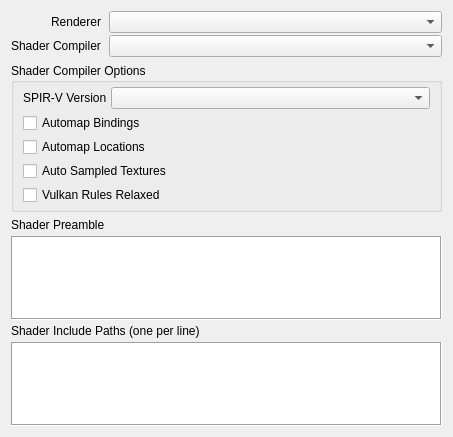
Qt form src/session/SessionProperties.ui (houmain/gpupad) before a commit.
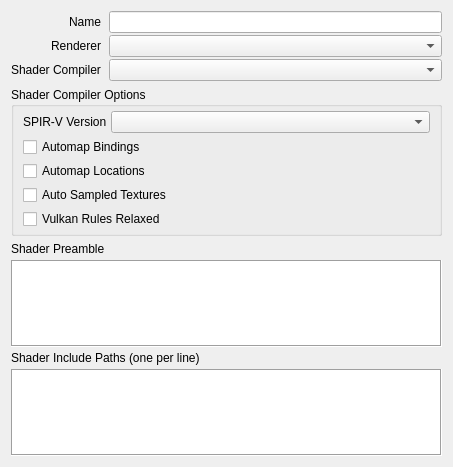
The same form after that commit. Custom widgets are drawn as their Qt base class.

Patch:
```diff
--- a/src/session/SessionProperties.ui
+++ b/src/session/SessionProperties.ui
@@ -7,7 +7,7 @@
     <x>0</x>
     <y>0</y>
     <width>453</width>
-    <height>437</height>
+    <height>467</height>
    </rect>
   </property>
   <layout class="QVBoxLayout" name="verticalLayout">
@@ -34,26 +34,36 @@
      <property name="bottomMargin">
       <number>0</number>
      </property>
-     <item row="0" column="0">
+     <item row="1" column="0">
       <widget class="QLabel" name="labelRenderer">
        <property name="text">
         <string>Renderer</string>
        </property>
       </widget>
      </item>
-     <item row="0" column="1">
+     <item row="1" column="1">
       <widget class="DataComboBox" name="renderer"/>
      </item>
-     <item row="1" column="0">
+     <item row="2" column="0">
       <widget class="QLabel" name="labelShaderCompiler">
        <property name="text">
         <string>Shader Compiler</string>
        </property>
       </widget>
      </item>
-     <item row="1" column="1">
+     <item row="2" column="1">
       <widget class="DataComboBox" name="shaderCompiler"/>
      </item>
+     <item row="0" column="1">
+      <widget class="QLineEdit" name="name"/>
+     </item>
+     <item row="0" column="0">
+      <widget class="QLabel" name="labelName">
+       <property name="text">
+        <string>Name</string>
+       </property>
+      </widget>
+     </item>
     </layout>
    </item>
    <item>
```
